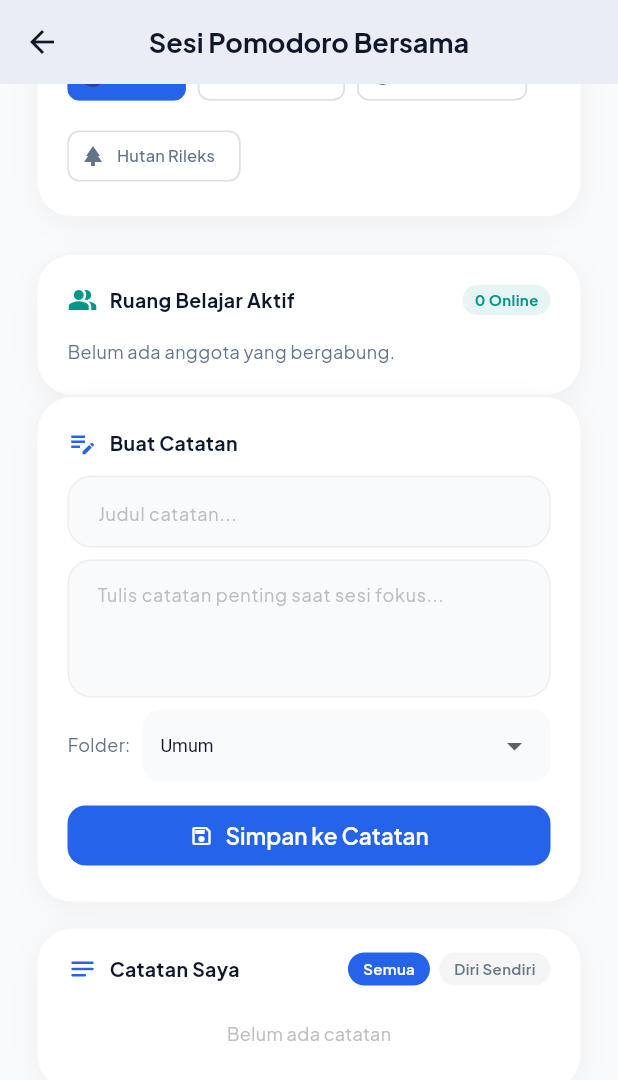
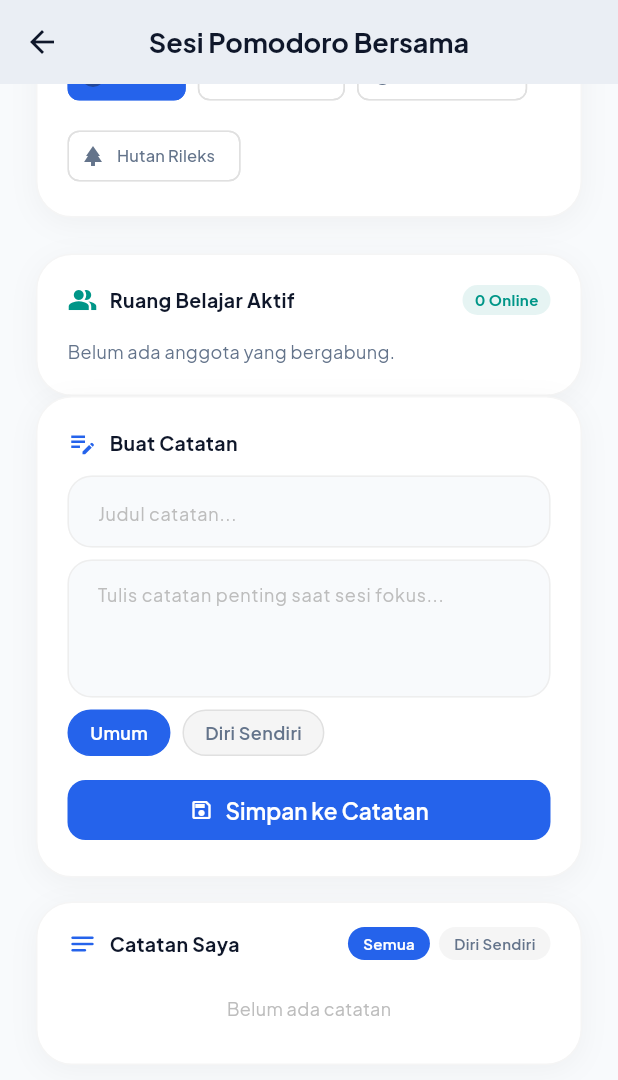
Before and after one commit to Attoher/AjarinYa, a Flutter app: the PomodoroScreen screen opened directly, scrolled down 576 dp, after a tap on "Simpan ke Catatan", on a phone screen of 412 x 824 dp. Shown: the top 1080 px of the screen. Run offline on Flutter 3.47's test engine with Material 3 defaults, Android fonts, the phone set to English and light mode, and no system bars; our stand-ins replace cloud_firestore, firebase_auth, firebase_core, firebase_crashlytics, firebase_messaging, flutter_local_notifications and 6 more; missing offline and left inert: flutter_map_location_marker; accounts and stored records are empty.

Commit message:
feat: tambah opsi Umum/Diri Sendiri di panel Buat Catatan Pomodoro
- Chip toggle Umum / Diri Sendiri menggantikan label folder plain
- Umum: simpan langsung ke folder Umum
- Diri Sendiri: tampilkan dropdown folder personal (non-Umum),
  dengan fallback pesan jika belum ada folder personal

Co-Authored-By: Claude Sonnet 4.6 <noreply@anthropic.com>

```diff
--- a/lib/views/pomodoro_screen.dart
+++ b/lib/views/pomodoro_screen.dart
@@ -37,6 +37,7 @@ class _PomodoroScreenState extends State<PomodoroScreen> {
   final TextEditingController _noteTitleController = TextEditingController();
   final TextEditingController _noteContentController = TextEditingController();
   String _noteFolder = 'Umum';
+  String _noteSaveTarget = 'Umum'; // 'Umum' | 'Diri Sendiri'
   bool _isSavingNote = false;
 
   // Filter untuk tampilan daftar catatan di tab Pomodoro
@@ -586,31 +587,53 @@ class _PomodoroScreenState extends State<PomodoroScreen> {
                         ),
                       ),
                       const SizedBox(height: 8),
+                      // Target simpan: Umum atau Diri Sendiri
                       Row(
                         children: [
-                          const Text('Folder:', style: TextStyle(fontSize: 12, color: AppTheme.textSecondary)),
+                          _buildSaveTargetChip('Umum'),
                           const SizedBox(width: 8),
-                          Expanded(
-                            child: Container(
+                          _buildSaveTargetChip('Diri Sendiri'),
+                        ],
+                      ),
+                      // Sub-dropdown folder personal (muncul jika Diri Sendiri dipilih)
+                      if (_noteSaveTarget == 'Diri Sendiri') ...[
+                        const SizedBox(height: 8),
+                        Builder(builder: (_) {
+                          final personalFolders = savableFolders
+                              .where((f) => f != 'Umum')
+                              .toList();
+                          if (personalFolders.isEmpty) {
+                            return Text(
+                              'Belum ada folder personal. Buat folder di tab Catatan.',
+                              style: TextStyle(fontSize: 11, color: Colors.grey.shade500),
+                            );
+                          }
+                          if (!personalFolders.contains(_noteFolder)) {
+                            WidgetsBinding.instance.addPostFrameCallback(
+                              (_) => setState(() => _noteFolder = personalFolders.first),
+                            );
+                          }
+                          return Container(
                             padding: const EdgeInsets.symmetric(horizontal: 12),
                             decoration: BoxDecoration(
                               color: AppTheme.backgroundColor,
                               borderRadius: BorderRadius.circular(12),
                             ),
                             child: DropdownButton<String>(
-                                value: _noteFolder,
+                              value: personalFolders.contains(_noteFolder)
+                                  ? _noteFolder
+                                  : personalFolders.first,
                               isExpanded: true,
                               underline: const SizedBox(),
                               style: const TextStyle(fontSize: 12, color: AppTheme.textPrimary),
-                                items: savableFolders
+                              items: personalFolders
                                   .map((f) => DropdownMenuItem(value: f, child: Text(f)))
                                   .toList(),
-                                onChanged: (v) => setState(() => _noteFolder = v ?? 'Umum'),
+                              onChanged: (v) => setState(() => _noteFolder = v ?? personalFolders.first),
                             ),
-                            ),
-                          ),
+                          );
+                        }),
                       ],
-                      ),
                       const SizedBox(height: 12),
                       SizedBox(
                         width: double.infinity,
@@ -623,10 +646,11 @@ class _PomodoroScreenState extends State<PomodoroScreen> {
                                   if (title.isEmpty && content.isEmpty) return;
                                   setState(() => _isSavingNote = true);
                                   final messenger = ScaffoldMessenger.of(context);
+                                  final targetFolder = _noteSaveTarget == 'Umum' ? 'Umum' : _noteFolder;
                                   await notesVm.createNote(Note(
                                     id: '',
                                     title: title.isEmpty ? 'Catatan Pomodoro' : title,
-                                    folder: _noteFolder,
+                                    folder: targetFolder,
                                     content: content,
                                     date: DateTime.now().toIso8601String(),
                                     isBookmarked: false,
@@ -781,6 +805,34 @@ class _PomodoroScreenState extends State<PomodoroScreen> {
     );
   }
 
+  Widget _buildSaveTargetChip(String label) {
+    final isSelected = _noteSaveTarget == label;
+    return GestureDetector(
+      onTap: () => setState(() {
+        _noteSaveTarget = label;
+        if (label == 'Umum') _noteFolder = 'Umum';
+      }),
+      child: Container(
+        padding: const EdgeInsets.symmetric(horizontal: 14, vertical: 6),
+        decoration: BoxDecoration(
+          color: isSelected ? AppTheme.primaryColor : Colors.grey.shade100,
+          borderRadius: BorderRadius.circular(20),
+          border: Border.all(
+            color: isSelected ? AppTheme.primaryColor : Colors.grey.shade300,
+          ),
+        ),
+        child: Text(
+          label,
+          style: TextStyle(
+            fontSize: 12,
+            fontWeight: FontWeight.w600,
+            color: isSelected ? Colors.white : AppTheme.textSecondary,
+          ),
+        ),
+      ),
+    );
+  }
+
   Widget _buildNoteFilterChip(String label) {
     final isSelected = _noteViewFilter == label;
     return GestureDetector(
```
Lines whose indentation alone changed are shown as unchanged.
